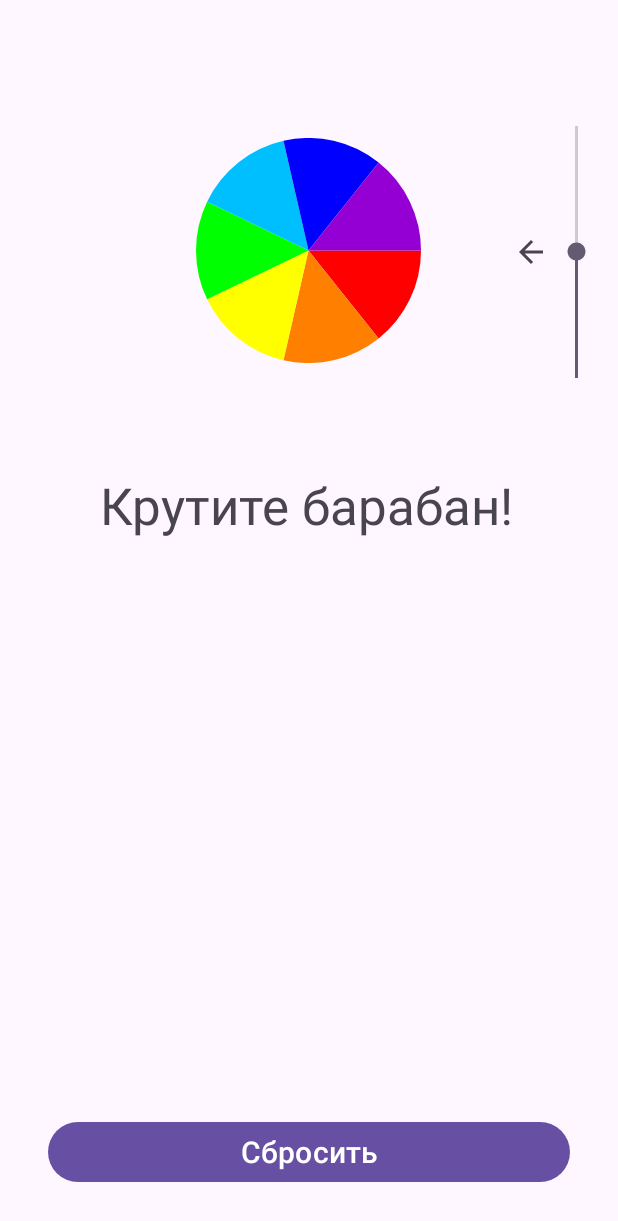
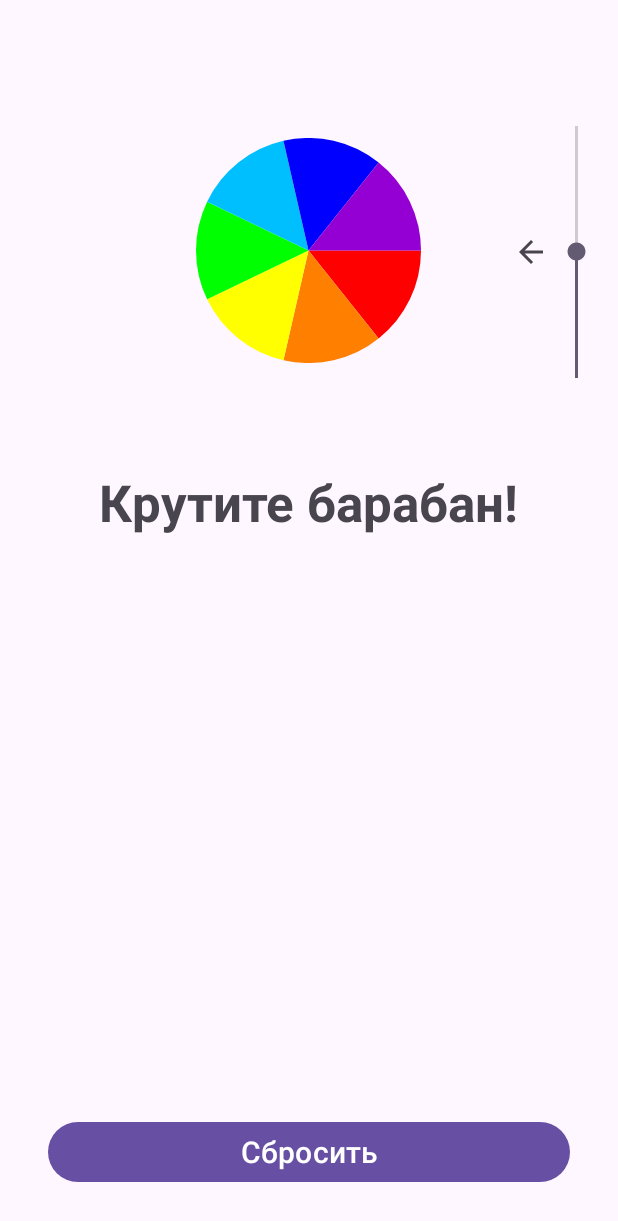
Before and after one commit to bogdash/CustomWheelView, an Android app: the layout activity_main.xml on its own in the app's theme, with its tools: preview values and no code run, on a phone screen of 412 x 824 dp. Shown: the top 1221 px of the screen. Run offline under Robolectric (Android 15) with nearby library versions, the phone set to English and light mode, and no system bars.

Commit message:
Add custom text view and refactor

```diff
--- /dev/null
+++ b/app/src/main/java/com/bogdash/customwheelview/CustomTextView.kt
@@ -0,0 +1,26 @@
+package com.bogdash.customwheelview
+
+import android.annotation.SuppressLint
+import android.content.Context
+import android.graphics.Canvas
+import android.graphics.Color
+import android.graphics.Paint
+import android.graphics.Typeface
+import android.util.AttributeSet
+import android.util.TypedValue
+import android.widget.TextView
+
+@SuppressLint("AppCompatCustomView")
+class CustomTextView(context: Context, attributeSet: AttributeSet) : TextView(context, attributeSet) {
+    private val paint = Paint()
+
+    init {
+        typeface = Typeface.DEFAULT_BOLD
+        setTextSize(TypedValue.COMPLEX_UNIT_SP, 34f)
+    }
+
+    override fun onDraw(canvas: Canvas) {
+        super.onDraw(canvas)
+        paint.color = Color.BLACK
+    }
+}
--- a/app/src/main/java/com/bogdash/customwheelview/MainActivity.kt
+++ b/app/src/main/java/com/bogdash/customwheelview/MainActivity.kt
@@ -12,10 +12,10 @@ class MainActivity : AppCompatActivity() {
         binding = ActivityMainBinding.inflate(layoutInflater)
         setContentView(binding.root)
 
-        binding.wheelView.setOnRotationEndListener(binding.imageView, binding.tvColor)
+        binding.wheelView.setOnRotationEndListener(binding.imageView, binding.customTextView)
         binding.button.setOnClickListener {
             binding.wheelView.reset()
-            binding.tvColor.text = getString(R.string.touch)
+            binding.customTextView.text = getString(R.string.touch)
             binding.seekBar.progress = 50
         }
 
@@ -34,6 +34,5 @@ class MainActivity : AppCompatActivity() {
 
             }
         })
-
     }
 }
--- a/app/src/main/res/layout/activity_main.xml
+++ b/app/src/main/res/layout/activity_main.xml
@@ -29,15 +29,14 @@
         app:layout_constraintStart_toEndOf="@+id/wheelView"
         app:layout_constraintTop_toTopOf="parent" />
 
-    <TextView
-        android:id="@+id/tv_color"
+    <com.bogdash.customwheelview.CustomTextView
+        android:id="@+id/customTextView"
         android:layout_width="wrap_content"
         android:layout_height="wrap_content"
-        android:layout_marginTop="72dp"
+        android:layout_marginTop="70dp"
         android:text="@string/touch"
         android:textSize="34sp"
         app:layout_constraintEnd_toEndOf="parent"
-        app:layout_constraintHorizontal_bias="0.492"
         app:layout_constraintStart_toStartOf="parent"
         app:layout_constraintTop_toBottomOf="@+id/wheelView" />
 
@@ -45,10 +44,10 @@
         android:id="@+id/imageView"
         android:layout_width="320dp"
         android:layout_height="240dp"
-        android:layout_marginTop="32dp"
+        android:layout_marginTop="16dp"
         app:layout_constraintEnd_toEndOf="parent"
         app:layout_constraintStart_toStartOf="parent"
-        app:layout_constraintTop_toBottomOf="@+id/tv_color"
+        app:layout_constraintTop_toBottomOf="@+id/customTextView"
         app:srcCompat="@null" />
 
     <Button
```
Also changed, not shown: app/src/main/java/com/bogdash/customwheelview/WheelView.kt (+19 -5 lines).
